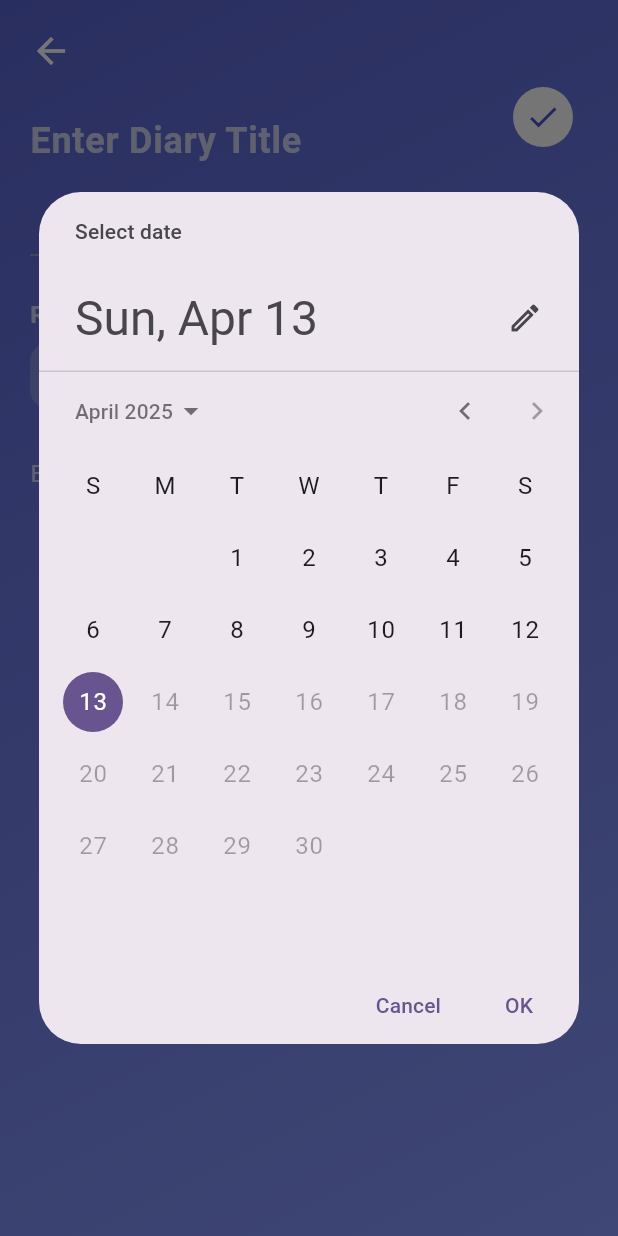
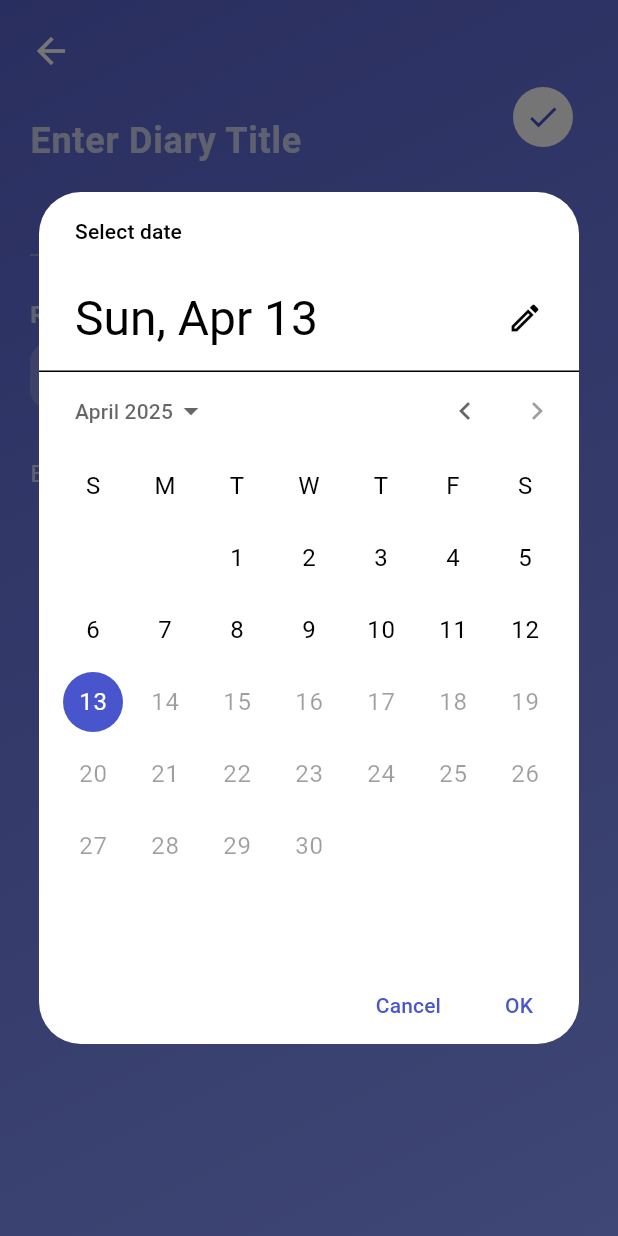
Before and after one commit to Tiago92869/MaisVidaMobile, a Flutter app: the DiaryDetailPage screen opened directly, after a tap on an icon or button, on a phone screen of 412 x 824 dp. Run offline on Flutter 3.47's test engine with Material 3 defaults, Android fonts, the phone set to English and light mode, and no system bars; our stand-ins replace animate_do, flutter_secure_storage, jwt_decoder, page_transition, rive; accounts and stored records are empty.

```diff
--- a/testtest/lib/diary/diary_detail_page.dart
+++ b/testtest/lib/diary/diary_detail_page.dart
@@ -287,6 +287,44 @@ class _DiaryDetailPageState extends State<DiaryDetailPage> {
                                     initialDate: recordedAt,
                                     firstDate: DateTime(2000),
                                     lastDate: DateTime.now(),
+                                    builder: (
+                                      BuildContext context,
+                                      Widget? child,
+                                    ) {
+                                      return Theme(
+                                        data: ThemeData.light().copyWith(
+                                          primaryColor: const Color.fromRGBO(
+                                            72,
+                                            85,
+                                            204,
+                                            1,
+                                          ), // Header background color
+                                          hintColor: const Color.fromRGBO(
+                                            123,
+                                            144,
+                                            255,
+                                            1,
+                                          ), // Selected date color
+                                          colorScheme: const ColorScheme.light(
+                                            primary: Color.fromRGBO(
+                                              72,
+                                              85,
+                                              204,
+                                              1,
+                                            ), // Header text color
+                                            onPrimary:
+                                                Colors
+                                                    .white, // Header text color
+                                            onSurface:
+                                                Colors.black, // Body text color
+                                          ),
+                                          dialogBackgroundColor:
+                                              Colors
+                                                  .white, // Background color of the calendar
+                                        ),
+                                        child: child!,
+                                      );
+                                    },
                                   );
                                   if (pickedDate != null) {
                                     setState(() {
--- a/testtest/lib/diary/diary_page.dart
+++ b/testtest/lib/diary/diary_page.dart
@@ -382,6 +382,38 @@ class _DiaryPageState extends State<DiaryPage> {
               ),
             ),
 
+          // Filter Button
+          Positioned(
+            top: 58,
+            right: 20,
+            child: GestureDetector(
+              onTap: _toggleFilterPanel,
+              child: MouseRegion(
+                cursor: SystemMouseCursors.click,
+                child: Container(
+                  width: 40,
+                  height: 40,
+                  decoration: BoxDecoration(
+                    shape: BoxShape.circle,
+                    color: Colors.white,
+                    boxShadow: [
+                      BoxShadow(
+                        color: Colors.black.withOpacity(0.2),
+                        blurRadius: 5,
+                        offset: const Offset(0, 5),
+                      ),
+                    ],
+                  ),
+                  child: const Icon(
+                    Icons.filter_alt,
+                    color: Colors.blue,
+                    size: 28,
+                  ),
+                ),
+              ),
+            ),
+          ),
+
           // Sliding filter panel
           AnimatedPositioned(
             duration: const Duration(milliseconds: 300),
@@ -539,38 +571,6 @@ class _DiaryPageState extends State<DiaryPage> {
             ),
           ),
 
-          // Filter Button
-          Positioned(
-            top: 58,
-            right: 20,
-            child: GestureDetector(
-              onTap: _toggleFilterPanel,
-              child: MouseRegion(
-                cursor: SystemMouseCursors.click,
-                child: Container(
-                  width: 40,
-                  height: 40,
-                  decoration: BoxDecoration(
-                    shape: BoxShape.circle,
-                    color: Colors.white,
-                    boxShadow: [
-                      BoxShadow(
-                        color: Colors.black.withOpacity(0.2),
-                        blurRadius: 5,
-                        offset: const Offset(0, 5),
-                      ),
-                    ],
-                  ),
-                  child: const Icon(
-                    Icons.filter_alt,
-                    color: Colors.blue,
-                    size: 28,
-                  ),
-                ),
-              ),
-            ),
-          ),
-
           // Floating Action Button Positioned Upwards
           Positioned(
             bottom: 100, // Adjust the vertical position of the FAB
```
